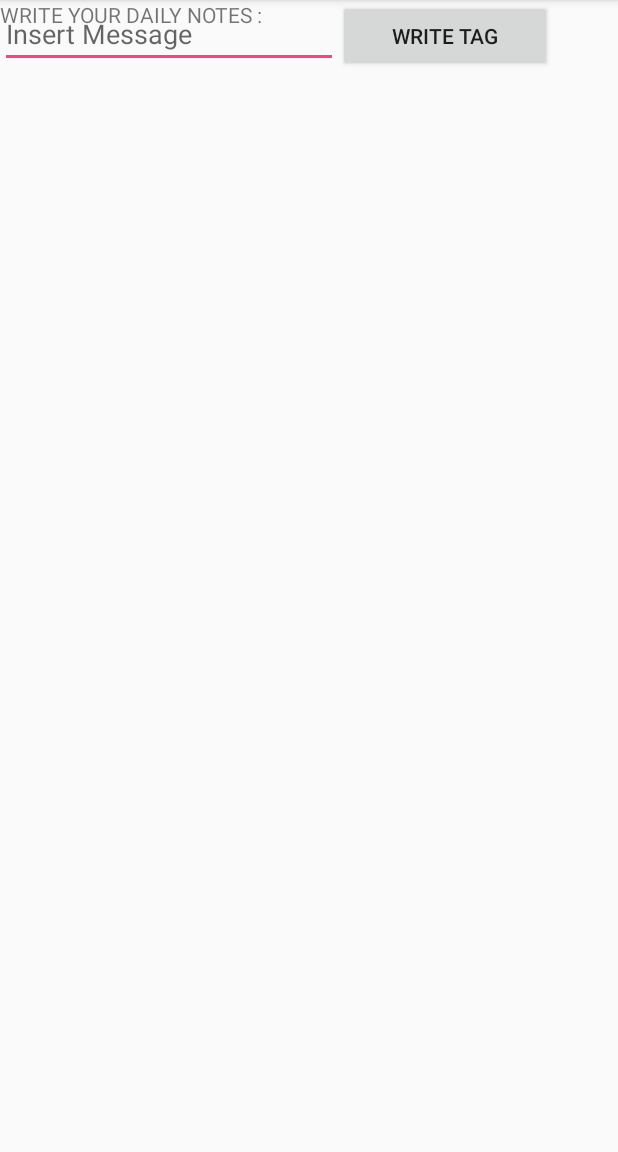
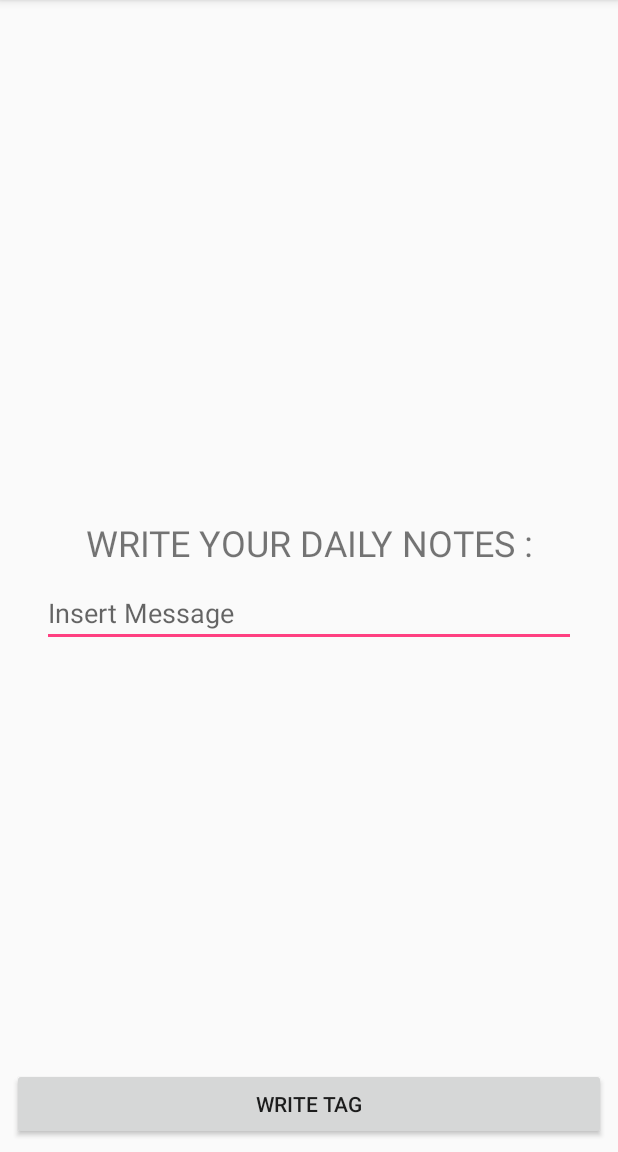
Before and after one commit to guilhermefmello/TagTap_Notes, an Android app: the screen it shows after launch (MainActivity), on a phone screen of 412 x 824 dp, the part 84-1236 px from its top. Run offline under Robolectric (Android 15) with nearby library versions, the phone set to English and light mode, and no system bars; 1 statement that could not run was skipped.

Commit message:
Ajusting and Testing the Layout

```diff
--- a/app/src/main/res/layout/activity_main.xml
+++ b/app/src/main/res/layout/activity_main.xml
@@ -6,36 +6,61 @@
     android:layout_height="match_parent"
     tools:context="guilherme.tagtapnotes.MainActivity">
 
-    <TextView
+    <LinearLayout
         android:layout_width="wrap_content"
         android:layout_height="wrap_content"
-        android:text="@string/write_your_message"
-        tools:layout_editor_absoluteY="0dp"
-        tools:layout_editor_absoluteX="0dp">
-    </TextView>
+        android:layout_marginBottom="8dp"
+        android:layout_marginLeft="8dp"
+        android:layout_marginRight="8dp"
+        android:layout_marginTop="8dp"
+        android:orientation="vertical"
+        app:layout_constraintBottom_toBottomOf="parent"
+        app:layout_constraintLeft_toLeftOf="parent"
+        app:layout_constraintRight_toRightOf="parent"
+        app:layout_constraintTop_toTopOf="parent">
 
-    <LinearLayout
-        xmlns:android="http://schemas.android.com/apk/res/android"
-        android:layout_width="368dp"
-        android:layout_height="478dp"
-        tools:layout_editor_absoluteY="25dp"
-        tools:layout_editor_absoluteX="8dp">
+        <TextView
+            android:id="@+id/textView"
+            android:layout_width="356dp"
+            android:layout_height="wrap_content"
+            android:layout_marginLeft="8dp"
+            android:layout_marginRight="8dp"
+            android:layout_marginTop="8dp"
+            android:text="@string/write_your_message"
+            android:textAlignment="center"
+            android:textSize="24sp"
+            app:layout_constraintLeft_toLeftOf="parent"
+            app:layout_constraintRight_toRightOf="parent"
+            app:layout_constraintTop_toTopOf="parent"></TextView>
+
         <EditText
             android:id="@+id/edit_message"
-            android:layout_width="wrap_content"
+            android:layout_width="match_parent"
             android:layout_height="wrap_content"
+            android:layout_marginLeft="8dp"
+            android:layout_marginRight="8dp"
+            android:layout_marginTop="8dp"
             android:layout_weight="2"
-            android:hint="@string/message" />
-        <Button
-            android:id="@+id/button"
-            android:layout_width="wrap_content"
-            android:layout_height="wrap_content"
-            android:layout_weight="1"
-            android:text="@string/write" />
+            android:hint="@string/message"
+            app:layout_constraintLeft_toLeftOf="parent"
+            app:layout_constraintRight_toRightOf="parent"
+            app:layout_constraintTop_toBottomOf="@+id/textView" />
+
     </LinearLayout>
 
-
-
+    <Button
+        android:id="@+id/button"
+        android:layout_width="match_parent"
+        android:layout_height="wrap_content"
+        android:layout_marginBottom="8dp"
+        android:layout_marginLeft="8dp"
+        android:layout_marginRight="8dp"
+        android:layout_weight="2"
+        android:text="@string/write"
+        app:layout_constraintBottom_toBottomOf="parent"
+        app:layout_constraintLeft_toLeftOf="parent"
+        app:layout_constraintRight_toRightOf="parent"
+        app:layout_constraintHorizontal_bias="0.0" />
 
 
 </android.support.constraint.ConstraintLayout>
```
